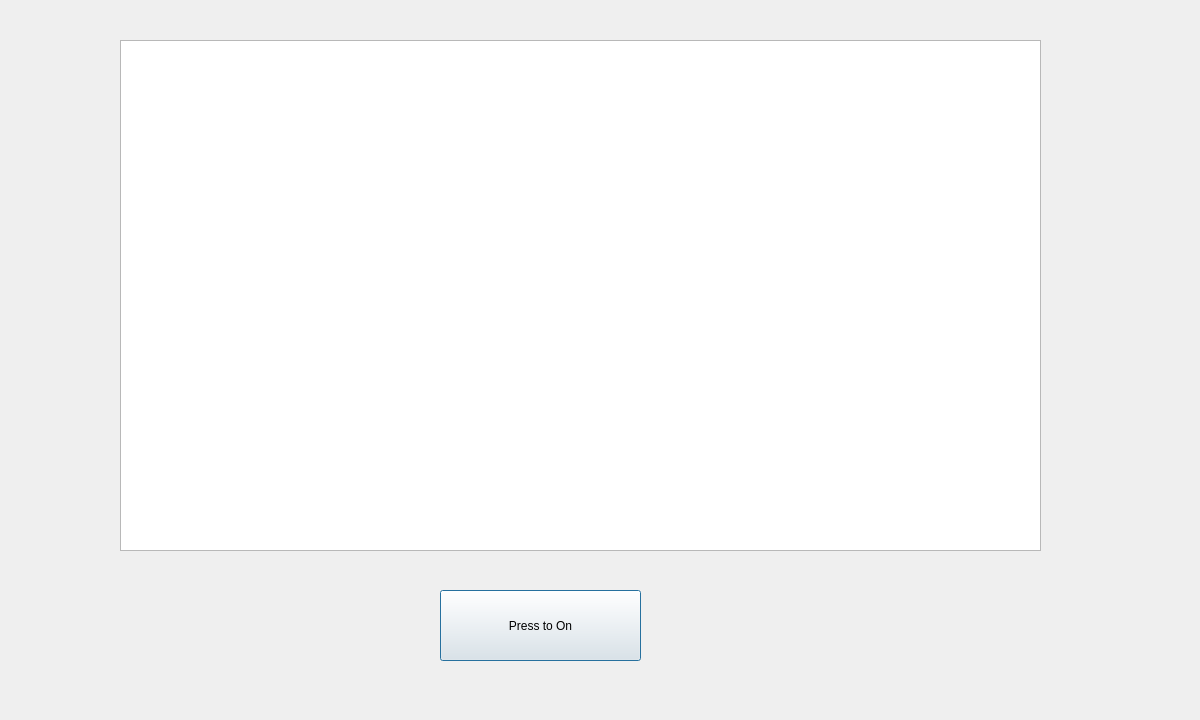
First picture: the form in src/robot_gui/ui/subwindow_makeroute.ui, repository 7174952/amr-3d-lidar-ros2, before the edit.
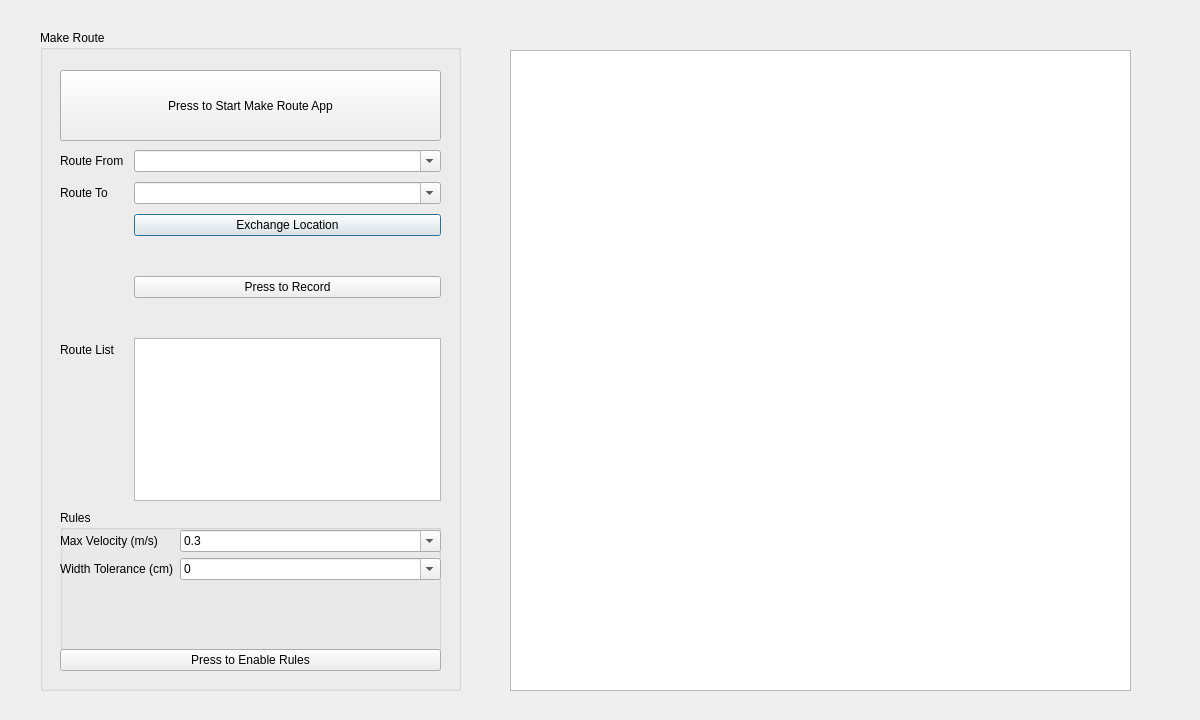
Second picture: the form after the edit.

```diff
--- a/src/robot_gui/ui/subwindow_makeroute.ui
+++ b/src/robot_gui/ui/subwindow_makeroute.ui
@@ -16,28 +16,350 @@
   <widget class="QGraphicsView" name="graphicsView">
    <property name="geometry">
     <rect>
-     <x>120</x>
-     <y>40</y>
-     <width>921</width>
-     <height>511</height>
+     <x>510</x>
+     <y>50</y>
+     <width>621</width>
+     <height>641</height>
     </rect>
    </property>
   </widget>
-  <widget class="QPushButton" name="pushButton_StartRoute">
+  <widget class="QGroupBox" name="groupBox_makeRoute">
    <property name="geometry">
     <rect>
-     <x>440</x>
-     <y>590</y>
-     <width>201</width>
-     <height>71</height>
+     <x>40</x>
+     <y>30</y>
+     <width>421</width>
+     <height>661</height>
     </rect>
    </property>
-   <property name="text">
-    <string>Press to On</string>
+   <property name="title">
+    <string>Make Route</string>
    </property>
-   <property name="checkable">
-    <bool>true</bool>
-   </property>
+   <widget class="QWidget" name="verticalLayoutWidget">
+    <property name="geometry">
+     <rect>
+      <x>20</x>
+      <y>120</y>
+      <width>381</width>
+      <height>351</height>
+     </rect>
+    </property>
+    <layout class="QVBoxLayout" name="verticalLayout">
+     <property name="spacing">
+      <number>8</number>
+     </property>
+     <item>
+      <layout class="QFormLayout" name="formLayout">
+       <property name="rowWrapPolicy">
+        <enum>QFormLayout::DontWrapRows</enum>
+       </property>
+       <property name="horizontalSpacing">
+        <number>10</number>
+       </property>
+       <property name="verticalSpacing">
+        <number>10</number>
+       </property>
+       <item row="0" column="0">
+        <widget class="QLabel" name="label_routeFrom">
+         <property name="text">
+          <string>Route From</string>
+         </property>
+        </widget>
+       </item>
+       <item row="0" column="1">
+        <widget class="QComboBox" name="comboBox_from">
+         <property name="editable">
+          <bool>true</bool>
+         </property>
+        </widget>
+       </item>
+       <item row="1" column="0">
+        <widget class="QLabel" name="label_routeTo">
+         <property name="text">
+          <string>Route To</string>
+         </property>
+        </widget>
+       </item>
+       <item row="1" column="1">
+        <widget class="QComboBox" name="comboBox_routeTo">
+         <property name="editable">
+          <bool>true</bool>
+         </property>
+        </widget>
+       </item>
+       <item row="2" column="1">
+        <widget class="QPushButton" name="pushButton_exchLocation">
+         <property name="text">
+          <string>Exchange Location</string>
+         </property>
+        </widget>
+       </item>
+       <item row="3" column="0">
+        <spacer name="horizontalSpacer">
+         <property name="orientation">
+          <enum>Qt::Horizontal</enum>
+         </property>
+         <property name="sizeHint" stdset="0">
+          <size>
+           <width>40</width>
+           <height>20</height>
+          </size>
+         </property>
+        </spacer>
+       </item>
+       <item row="4" column="0">
+        <spacer name="horizontalSpacer_3">
+         <property name="orientation">
+          <enum>Qt::Horizontal</enum>
+         </property>
+         <property name="sizeHint" stdset="0">
+          <size>
+           <width>40</width>
+           <height>20</height>
+          </size>
+         </property>
+        </spacer>
+       </item>
+       <item row="5" column="1">
+        <spacer name="horizontalSpacer_4">
+         <property name="orientation">
+          <enum>Qt::Horizontal</enum>
+         </property>
+         <property name="sizeHint" stdset="0">
+          <size>
+           <width>40</width>
+           <height>20</height>
+          </size>
+         </property>
+        </spacer>
+       </item>
+       <item row="5" column="0">
+        <spacer name="horizontalSpacer_5">
+         <property name="orientation">
+          <enum>Qt::Horizontal</enum>
+         </property>
+         <property name="sizeHint" stdset="0">
+          <size>
+           <width>40</width>
+           <height>20</height>
+          </size>
+         </property>
+        </spacer>
+       </item>
+       <item row="6" column="1">
+        <widget class="QListView" name="listView_allRoutes"/>
+       </item>
+       <item row="6" column="0">
+        <widget class="QLabel" name="label_routeList">
+         <property name="text">
+          <string>Route List</string>
+         </property>
+        </widget>
+       </item>
+       <item row="4" column="1">
+        <widget class="QPushButton" name="pushButton_recordRoute">
+         <property name="text">
+          <string>Press to Record</string>
+         </property>
+         <property name="checkable">
+          <bool>true</bool>
+         </property>
+        </widget>
+       </item>
+       <item row="3" column="1">
+        <spacer name="horizontalSpacer_2">
+         <property name="orientation">
+          <enum>Qt::Horizontal</enum>
+         </property>
+         <property name="sizeHint" stdset="0">
+          <size>
+           <width>40</width>
+           <height>20</height>
+          </size>
+         </property>
+        </spacer>
+       </item>
+       <item row="2" column="0">
+        <spacer name="horizontalSpacer_6">
+         <property name="orientation">
+          <enum>Qt::Horizontal</enum>
+         </property>
+         <property name="sizeHint" stdset="0">
+          <size>
+           <width>40</width>
+           <height>20</height>
+          </size>
+         </property>
+        </spacer>
+       </item>
+      </layout>
+     </item>
+    </layout>
+   </widget>
+   <widget class="QPushButton" name="pushButton_StartRoute">
+    <property name="geometry">
+     <rect>
+      <x>20</x>
+      <y>40</y>
+      <width>381</width>
+      <height>71</height>
+     </rect>
+    </property>
+    <property name="styleSheet">
+     <string notr="true">font: 14pt &quot;Sans Serif&quot;;</string>
+    </property>
+    <property name="text">
+     <string>Press to Start Make Route App</string>
+    </property>
+    <property name="checkable">
+     <bool>true</bool>
+    </property>
+   </widget>
+   <widget class="QGroupBox" name="groupBox_setupRules">
+    <property name="geometry">
+     <rect>
+      <x>20</x>
+      <y>480</y>
+      <width>381</width>
+      <height>161</height>
+     </rect>
+    </property>
+    <property name="title">
+     <string>Rules</string>
+    </property>
+    <widget class="QWidget" name="verticalLayoutWidget_2">
+     <property name="geometry">
+      <rect>
+       <x>0</x>
+       <y>20</y>
+       <width>381</width>
+       <height>141</height>
+      </rect>
+     </property>
+     <layout class="QVBoxLayout" name="verticalLayout_2">
+      <item>
+       <layout class="QFormLayout" name="formLayout_2">
+        <item row="0" column="0">
+         <widget class="QLabel" name="label_maxVel">
+          <property name="text">
+           <string>Max Velocity (m/s)</string>
+          </property>
+         </widget>
+        </item>
+        <item row="0" column="1">
+         <widget class="QComboBox" name="comboBox_maxVel">
+          <property name="editable">
+           <bool>true</bool>
+          </property>
+          <property name="currentText">
+           <string>0.3</string>
+          </property>
+          <item>
+           <property name="text">
+            <string>0.3</string>
+           </property>
+          </item>
+          <item>
+           <property name="text">
+            <string>0.4</string>
+           </property>
+          </item>
+          <item>
+           <property name="text">
+            <string>0.5</string>
+           </property>
+          </item>
+          <item>
+           <property name="text">
+            <string>0.6</string>
+           </property>
+          </item>
+          <item>
+           <property name="text">
+            <string>0.7</string>
+           </property>
+          </item>
+          <item>
+           <property name="text">
+            <string>0.8</string>
+           </property>
+          </item>
+          <item>
+           <property name="text">
+            <string>0.9</string>
+           </property>
+          </item>
+          <item>
+           <property name="text">
+            <string>1.0</string>
+           </property>
+          </item>
+         </widget>
+        </item>
+        <item row="1" column="0">
+         <widget class="QLabel" name="label_widthTolerance">
+          <property name="text">
+           <string>Width Tolerance (cm)</string>
+          </property>
+         </widget>
+        </item>
+        <item row="1" column="1">
+         <widget class="QComboBox" name="comboBox_widthTolerance">
+          <property name="editable">
+           <bool>true</bool>
+          </property>
+          <item>
+           <property name="text">
+            <string>0</string>
+           </property>
+          </item>
+          <item>
+           <property name="text">
+            <string>5</string>
+           </property>
+          </item>
+          <item>
+           <property name="text">
+            <string>10</string>
+           </property>
+          </item>
+          <item>
+           <property name="text">
+            <string>15</string>
+           </property>
+          </item>
+          <item>
+           <property name="text">
+            <string>20</string>
+           </property>
+          </item>
+          <item>
+           <property name="text">
+            <string>25</string>
+           </property>
+          </item>
+          <item>
+           <property name="text">
+            <string>30</string>
+           </property>
+          </item>
+         </widget>
+        </item>
+       </layout>
+      </item>
+      <item>
+       <widget class="QPushButton" name="pushButton_withRule">
+        <property name="text">
+         <string>Press to Enable Rules</string>
+        </property>
+        <property name="checkable">
+         <bool>true</bool>
+        </property>
+       </widget>
+      </item>
+     </layout>
+    </widget>
+   </widget>
   </widget>
  </widget>
  <resources/>
```
